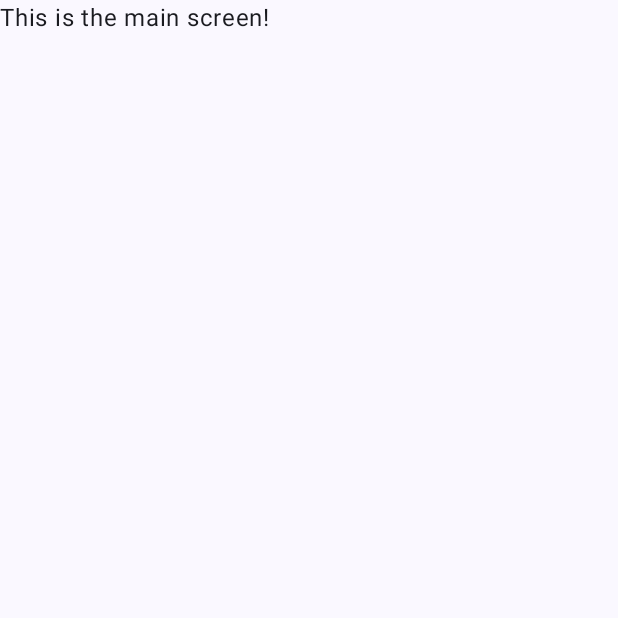
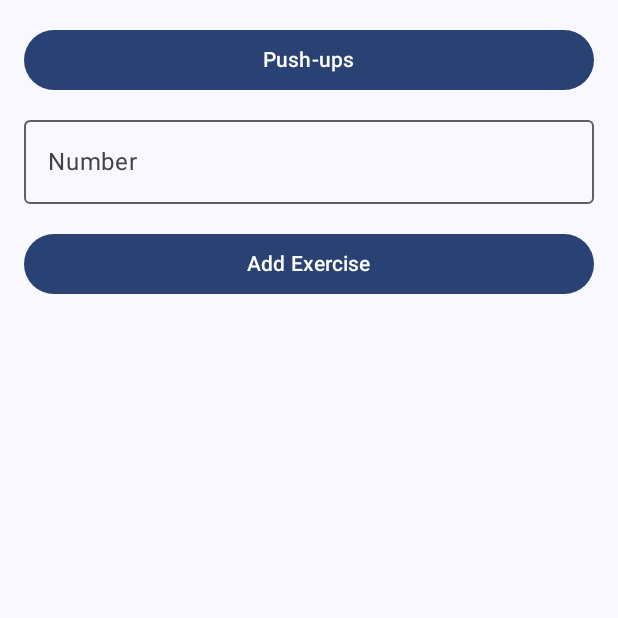
Before and after one commit to WeissShaharIL/exercise-app, an Android app built with Jetpack Compose: the screen it shows after launch (MainActivity), on a phone screen of 412 x 824 dp, the top half of it. Run offline under Robolectric (Android 15) with nearby library versions, the light colour scheme and no system bars; our stand-ins replace Room's generated code, livedata-compose; libraries missing offline, so code that uses them is left out: com.bumptech.glide; 1 statement that could not run was skipped.

Commit message:
Working app v1

```diff
--- a/app/src/main/java/com/example/exerciseapp/MainActivity.kt
+++ b/app/src/main/java/com/example/exerciseapp/MainActivity.kt
@@ -1,5 +1,7 @@
 package com.example.exerciseapp
 
+import ExerciseLogScreen
+import android.app.Application
 import android.os.Bundle
 import androidx.activity.ComponentActivity
 import androidx.activity.compose.setContent
@@ -14,8 +16,12 @@ import androidx.compose.runtime.remember
 import androidx.compose.runtime.setValue
 import androidx.compose.ui.Modifier
 import androidx.compose.ui.tooling.preview.Preview
+import androidx.lifecycle.viewmodel.compose.LocalViewModelStoreOwner
+import androidx.lifecycle.viewmodel.compose.viewModel
 import com.example.exerciseapp.ui.theme.ExerciseAppTheme
 import com.example.exerciseapp.view.SplashScreen
+import com.example.exerciseapp.viewmodel.ExerciseLogViewModel
+import com.example.exerciseapp.viewmodel.ExerciseLogViewModelFactory
 
 class MainActivity : ComponentActivity() {
     override fun onCreate(savedInstanceState: Bundle?) {
@@ -27,7 +33,7 @@ class MainActivity : ComponentActivity() {
                     modifier = Modifier.fillMaxSize(),
                     color = MaterialTheme.colorScheme.background
                 ) {
-                    AppContent()
+                    AppContent(application = application)
 
                 }
             }
@@ -36,17 +42,25 @@ class MainActivity : ComponentActivity() {
 }
 
 @Composable
-fun AppContent() {
+fun AppContent(application: Application) {
     var showSplash by remember { mutableStateOf(true) }
 
     if (showSplash) {
         SplashScreen(onTimeout = { showSplash = false })
     } else {
-        MainScreen() // Replace this with your main content composable
+        MainScreen(application = application)
     }
 }
 
 @Composable
-fun MainScreen() {
-    Text("This is the main screen!")
+fun MainScreen(application: Application) {
+    val owner = LocalViewModelStoreOwner.current
+    owner?.let {
+        val viewModel: ExerciseLogViewModel = viewModel(
+            it,
+            "ExerciseLogViewModel",
+            ExerciseLogViewModelFactory(application = application)
+        )
+        ExerciseLogScreen(viewModel = viewModel) // Show the main exercise log screen
+    }
 }
--- /dev/null
+++ b/app/src/main/java/com/example/exerciseapp/data/ExerciseLogDao.kt
@@ -0,0 +1,18 @@
+package com.example.exerciseapp.data
+
+import androidx.lifecycle.LiveData
+import androidx.room.Dao
+import androidx.room.Insert
+import androidx.room.Query
+
+@Dao
+interface ExerciseLogDao {
+    @Insert
+    suspend fun insertLog(log: ExerciseLog) // Insert a new log
+
+    @Query("SELECT * FROM exercise_log ORDER BY timestamp DESC")
+    fun getAllLogs(): LiveData<List<ExerciseLog>> // Retrieve all logs, sorted by timestamp
+
+    @Query("DELETE FROM exercise_log WHERE logId = :id")
+    suspend fun deleteLogById(id: Int) // Delete a log by its ID
+}
--- /dev/null
+++ b/app/src/main/java/com/example/exerciseapp/data/ExerciseLogDatabase.kt
@@ -0,0 +1,28 @@
+package com.example.exerciseapp.data
+
+import android.content.Context
+import androidx.room.Database
+import androidx.room.Room
+import androidx.room.RoomDatabase
+
+@Database(entities = [ExerciseLog::class], version = 1, exportSchema = false)
+abstract class ExerciseLogDatabase : RoomDatabase() {
+    abstract fun exerciseLogDao(): ExerciseLogDao
+
+    companion object {
+        @Volatile
+        private var INSTANCE: ExerciseLogDatabase? = null
+
+        fun getInstance(context: Context): ExerciseLogDatabase {
+            return INSTANCE ?: synchronized(this) {
+                val instance = Room.databaseBuilder(
+                    context.applicationContext,
+                    ExerciseLogDatabase::class.java,
+                    "exercise_log_database"
+                ).fallbackToDestructiveMigration().build()
+                INSTANCE = instance
+                instance
+            }
+        }
+    }
+}
--- /dev/null
+++ b/app/src/main/java/com/example/exerciseapp/data/ExerciseLogRepository.kt
@@ -0,0 +1,25 @@
+package com.example.exerciseapp.data
+
+import androidx.lifecycle.LiveData
+import kotlinx.coroutines.Dispatchers
+import kotlinx.coroutines.withContext
+
+class ExerciseLogRepository(private val exerciseLogDao: ExerciseLogDao) {
+
+    // Retrieve all exercise logs
+    val allLogs: LiveData<List<ExerciseLog>> = exerciseLogDao.getAllLogs()
+
+    // Insert a new log
+    suspend fun insertLog(log: ExerciseLog) {
+        withContext(Dispatchers.IO) {
+            exerciseLogDao.insertLog(log)
+        }
+    }
+
+    // Delete a log by ID
+    suspend fun deleteLogById(id: Int) {
+        withContext(Dispatchers.IO) {
+            exerciseLogDao.deleteLogById(id)
+        }
+    }
+}
--- /dev/null
+++ b/app/src/main/java/com/example/exerciseapp/view/ExerciseLogScreen.kt
@@ -0,0 +1,133 @@
+import android.widget.Toast
+import androidx.compose.foundation.layout.Arrangement
+import androidx.compose.foundation.layout.Box
+import androidx.compose.foundation.layout.Column
+import androidx.compose.foundation.layout.Row
+import androidx.compose.foundation.layout.Spacer
+import androidx.compose.foundation.layout.fillMaxSize
+import androidx.compose.foundation.layout.fillMaxWidth
+import androidx.compose.foundation.layout.height
+import androidx.compose.foundation.layout.padding
+import androidx.compose.foundation.lazy.LazyColumn
+import androidx.compose.ui.platform.LocalContext
+
+import androidx.compose.foundation.lazy.items
+
+import androidx.compose.foundation.text.KeyboardOptions
+import androidx.compose.material.icons.Icons
+import androidx.compose.material.icons.filled.Delete
+import androidx.compose.material3.Button
+import androidx.compose.material3.DropdownMenu
+import androidx.compose.material3.DropdownMenuItem
+import androidx.compose.material3.Icon
+import androidx.compose.material3.IconButton
+import androidx.compose.material3.MaterialTheme
+import androidx.compose.material3.OutlinedTextField
+import androidx.compose.material3.Text
+import androidx.compose.runtime.Composable
+import androidx.compose.runtime.getValue
+import androidx.compose.runtime.livedata.observeAsState
+import androidx.compose.runtime.mutableStateOf
+import androidx.compose.runtime.remember
+import androidx.compose.runtime.setValue
+import androidx.compose.ui.Alignment
+import androidx.compose.ui.Modifier
+import androidx.compose.ui.text.input.KeyboardType
+import androidx.compose.ui.unit.dp
+import com.example.exerciseapp.data.ExerciseLog
+import com.example.exerciseapp.viewmodel.ExerciseLogViewModel
+
+@Composable
+fun ExerciseLogScreen(viewModel: ExerciseLogViewModel) {
+    val allLogs by viewModel.allLogs.observeAsState(listOf())
+    val context = LocalContext.current
+
+    var selectedActivity by remember { mutableStateOf("Push-ups") }
+    var number by remember { mutableStateOf("") }
+    val activities = listOf("Push-ups", "Squats", "Sit-ups")
+
+    var expanded by remember { mutableStateOf(false) }
+
+    Column(
+        modifier = Modifier
+            .fillMaxSize()
+            .padding(16.dp)
+    ) {
+        // Dropdown for Activity Selection
+        Box(modifier = Modifier.fillMaxWidth()) {
+            Button(
+                onClick = { expanded = true },
+                modifier = Modifier.fillMaxWidth()
+            ) {
+                Text(selectedActivity)
+            }
+            DropdownMenu(
+                expanded = expanded,
+                onDismissRequest = { expanded = false }
+            )  {
+                activities.forEach { activity ->
+                    DropdownMenuItem(
+                        text = { Text(activity) },
+                        onClick = {
+                            selectedActivity = activity
+                            expanded = false
+                        }
+                    )
+                }
+            }
+        }
+
+        Spacer(modifier = Modifier.height(8.dp))
+
+        // Input for Number
+        OutlinedTextField(
+            value = number,
+            onValueChange = { number = it },
+            label = { Text("Number") },
+            keyboardOptions = KeyboardOptions(keyboardType = KeyboardType.Number),
+            modifier = Modifier.fillMaxWidth()
+        )
+
+        Spacer(modifier = Modifier.height(16.dp))
+
+        Button(
+            onClick = {
+                val count = number.toIntOrNull()
+                if (count != null && count > 0) { // Only proceed if input is valid and greater than 0
+                    viewModel.insertLog(ExerciseLog(activity = selectedActivity, number = count))
+                    number = "" // Clear the input
+                } else {
+                    Toast.makeText(context, "Please enter a valid number!", Toast.LENGTH_SHORT).show()
+                }
+            },
+            modifier = Modifier.fillMaxWidth()
+        ) {
+            Text("Add Exercise")
+        }
+
+        Spacer(modifier = Modifier.height(16.dp))
+
+        // Logs List
+        LazyColumn {
+            items(allLogs) { log ->
+                ExerciseLogRow(log = log, onDelete = { viewModel.deleteLogById(log.id) })
+            }
+        }
+    }
+}
+
+@Composable
+fun ExerciseLogRow(log: ExerciseLog, onDelete: () -> Unit) {
+    Row(
+        modifier = Modifier
+            .fillMaxWidth()
+            .padding(8.dp),
+        horizontalArrangement = Arrangement.SpaceBetween,
+        verticalAlignment = Alignment.CenterVertically
+    ) {
+        Text(text = "${log.activity}: ${log.number}", style = MaterialTheme.typography.bodyLarge)
+        IconButton(onClick = { onDelete() }) {
+            Icon(imageVector = Icons.Default.Delete, contentDescription = "Delete Log")
+        }
+    }
+}
--- /dev/null
+++ b/app/src/main/java/com/example/exerciseapp/viewmodel/ExerciseLogViewModel.kt
@@ -0,0 +1,37 @@
+package com.example.exerciseapp.viewmodel
+
+import android.app.Application
+import androidx.lifecycle.AndroidViewModel
+import androidx.lifecycle.LiveData
+import androidx.lifecycle.viewModelScope
+import com.example.exerciseapp.data.ExerciseLog
+import com.example.exerciseapp.data.ExerciseLogDatabase
+import com.example.exerciseapp.data.ExerciseLogRepository
+import kotlinx.coroutines.launch
+
+class ExerciseLogViewModel(application: Application) : AndroidViewModel(application) {
+
+    private val repository: ExerciseLogRepository
+    val allLogs: LiveData<List<ExerciseLog>>
+
+    init {
+        // Initialize database and repository
+        val dao = ExerciseLogDatabase.getInstance(application).exerciseLogDao()
+        repository = ExerciseLogRepository(dao)
+        allLogs = repository.allLogs
+    }
+
+    // Insert a new log
+    fun insertLog(log: ExerciseLog) {
+        viewModelScope.launch {
+            repository.insertLog(log)
+        }
+    }
+
+    // Delete a log by ID
+    fun deleteLogById(id: Int) {
+        viewModelScope.launch {
+            repository.deleteLogById(id)
+        }
+    }
+}
--- /dev/null
+++ b/app/src/main/java/com/example/exerciseapp/viewmodel/ExerciseLogViewModelFactory.kt
@@ -0,0 +1,15 @@
+package com.example.exerciseapp.viewmodel
+
+import android.app.Application
+import androidx.lifecycle.ViewModel
+import androidx.lifecycle.ViewModelProvider
+
+class ExerciseLogViewModelFactory(private val application: Application) : ViewModelProvider.Factory {
+    override fun <T : ViewModel> create(modelClass: Class<T>): T {
+        if (modelClass.isAssignableFrom(ExerciseLogViewModel::class.java)) {
+            @Suppress("UNCHECKED_CAST")
+            return ExerciseLogViewModel(application) as T
+        }
+        throw IllegalArgumentException("Unknown ViewModel class")
+    }
+}
```
Also changed, not shown: app/src/main/java/com/example/exerciseapp/data/ExerciseLog.kt (added, +14 -0 lines), app/src/main/java/com/example/exerciseapp/view/Composables.kt (+2 -32 lines).
